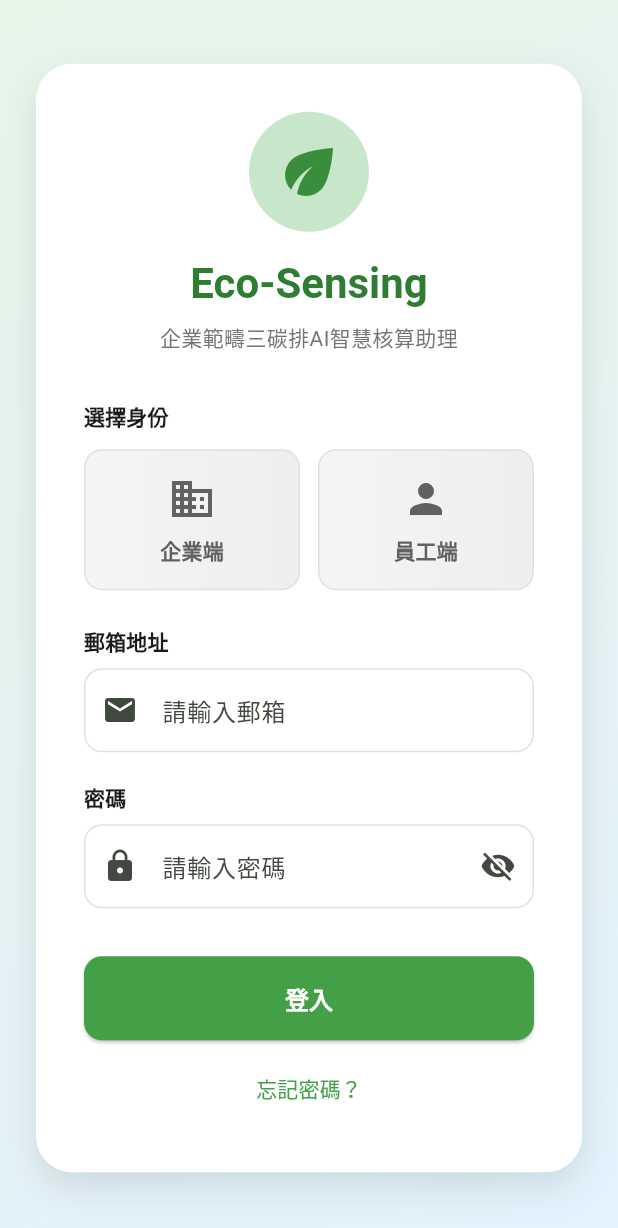
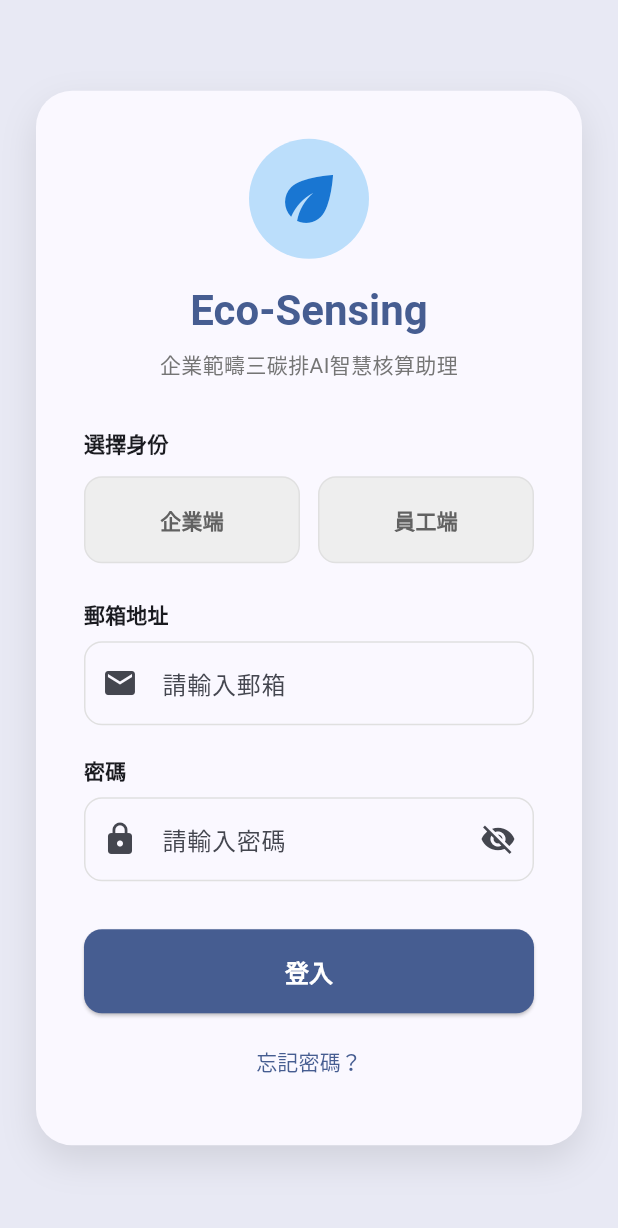
Before and after one commit to GuavaCode233/eco_sensing_app, a Flutter app: the screen it shows after launch, on a phone screen of 412 x 824 dp. Shown: the top 1228 px of the screen. Run offline on Flutter 3.47's test engine with Material 3 defaults, Android fonts, the phone set to English and light mode, and no system bars.

Commit message:
style: Changed the primary color theme

```diff
--- a/lib/main.dart
+++ b/lib/main.dart
@@ -11,10 +11,17 @@ class EcoSensingApp extends StatelessWidget {
   Widget build(BuildContext context) {
     return MaterialApp(
       title: 'Eco-Sensing 碳排AI智慧核算助理',
+      // 淺色主題
       theme: ThemeData( // colorScheme: 主題色彩 useMaterail3: 並啟用設計風格
-        colorScheme: ColorScheme.fromSeed(seedColor: Colors.green),
+        colorScheme: ColorScheme.fromSeed(seedColor: Color(0xFF5B8FF9)),
         useMaterial3: true,
       ),
+      // 深色主題
+      darkTheme: ThemeData(
+        colorScheme: ColorScheme.fromSeed(seedColor: Color(0xFF5B8FF9), brightness: Brightness.dark),
+        useMaterial3: true,
+      ),
+      themeMode: ThemeMode.light, // 跟隨系統主題
       home: const LoginPage(),
     );
   }
@@ -61,14 +68,7 @@ class _LoginPageState extends State<LoginPage> {
       body: Container(
         // 漸層背景
         decoration: BoxDecoration(
-          gradient: LinearGradient(
-            begin: Alignment.topLeft,
-            end: Alignment.bottomRight,
-            colors:[
-              Colors.green.shade50,
-              Colors.blue.shade50,
-            ],
-          ),
+          color: Theme.of(context).colorScheme.primary.withValues(alpha: 0.1),
         ),
         child: SafeArea(
           // Center 讓裡面的東西在整個螢幕中「垂直且水平置中」
@@ -82,7 +82,7 @@ class _LoginPageState extends State<LoginPage> {
                 // 使用 Card 或帶有陰影的 Container 來製作「浮動卡片」
                 child: Container(
                   decoration: BoxDecoration(
-                    color: Colors.white, // 卡片背景色
+                    color: Theme.of(context).colorScheme.surface, // 卡片背景色
                     borderRadius: BorderRadius.circular(24), // 卡片圓角
                     boxShadow:[
                       BoxShadow(
@@ -109,12 +109,12 @@ class _LoginPageState extends State<LoginPage> {
                               padding: const EdgeInsets.all(16),
                               decoration: BoxDecoration(
                                 shape: BoxShape.circle,
-                                color: Colors.green.shade100,
+                                color: Colors.blue.shade100,
                               ),
                               child: Icon(
                                 Icons.eco,
                                 size: 48,
-                                color: Colors.green.shade700,
+                                color: Colors.blue.shade700,
                               ),
                             ),
                             const SizedBox(height: 16),
@@ -122,7 +122,7 @@ class _LoginPageState extends State<LoginPage> {
                               'Eco-Sensing',
                               style: Theme.of(context).textTheme.headlineMedium?.copyWith(
                                     fontWeight: FontWeight.bold,
-                                    color: Colors.green.shade800,
+                                    color: Theme.of(context).colorScheme.primary,
                                   ),
                             ),
                             const SizedBox(height: 8),
@@ -151,7 +151,6 @@ class _LoginPageState extends State<LoginPage> {
                           Expanded(
                             child: _buildRoleButton(
                               role: '企業端',
-                              icon: Icons.business,
                               isSelected: _selectedRole == '企業端',
                               onTap: () => setState(() => _selectedRole = '企業端'),
                             ),
@@ -160,7 +159,6 @@ class _LoginPageState extends State<LoginPage> {
                           Expanded(
                             child: _buildRoleButton(
                               role: '員工端',
-                              icon: Icons.person,
                               isSelected: _selectedRole == '員工端',
                               onTap: () => setState(() => _selectedRole = '員工端'),
                             ),
@@ -190,7 +188,7 @@ class _LoginPageState extends State<LoginPage> {
                           ),
                           focusedBorder: OutlineInputBorder(
                             borderRadius: BorderRadius.circular(12),
-                            borderSide: BorderSide(color: Colors.green.shade600, width: 2),
+                            borderSide: BorderSide(color: Theme.of(context).colorScheme.primary, width: 2),
                           ),
                         ),
                       ),
@@ -221,7 +219,7 @@ class _LoginPageState extends State<LoginPage> {
                           ),
                           focusedBorder: OutlineInputBorder(
                             borderRadius: BorderRadius.circular(12),
-                            borderSide: BorderSide(color: Colors.green.shade600, width: 2),
+                            borderSide: BorderSide(color: Theme.of(context).colorScheme.primary, width: 2),
                           ),
                         ),
                       ),
@@ -231,7 +229,7 @@ class _LoginPageState extends State<LoginPage> {
                       ElevatedButton(
                         onPressed: _handleLogin,
                         style: ElevatedButton.styleFrom(
-                          backgroundColor: Colors.green.shade600,
+                          backgroundColor: Theme.of(context).colorScheme.primary,
                           foregroundColor: Colors.white,
                           padding: const EdgeInsets.symmetric(vertical: 16),
                           shape: RoundedRectangleBorder(borderRadius: BorderRadius.circular(12)),
@@ -253,7 +251,7 @@ class _LoginPageState extends State<LoginPage> {
                             const SnackBar(content: Text('忘記密碼功能待實現')),
                           );
                         },
-                        child: Text('忘記密碼？', style: TextStyle(color: Colors.green.shade600)),
+                        child: Text('忘記密碼？', style: TextStyle(color: Theme.of(context).colorScheme.primary)),
                       ),
                     ],
                   ),
@@ -268,31 +266,24 @@ class _LoginPageState extends State<LoginPage> {
 
   Widget _buildRoleButton({ // 角色選擇按鈕 (模組化)
     required String role,
-    required IconData icon,
     required bool isSelected,
     required VoidCallback onTap,
   }) {
     return GestureDetector(
       onTap: onTap,
       child: Container(
-        padding: const EdgeInsets.all(16),
+        padding: const EdgeInsets.symmetric(vertical: 18),
         decoration: BoxDecoration(
-          gradient: isSelected
-              ? LinearGradient(
-                  colors: [Colors.green.shade400, Colors.green.shade600],
-                )
-              : LinearGradient(
-                  colors: [Colors.grey.shade100, Colors.grey.shade200],
-                ),
+          color: isSelected ? Theme.of(context).colorScheme.primary : Colors.grey.shade200,
           borderRadius: BorderRadius.circular(12),
           border: Border.all(
-            color: isSelected ? Colors.green.shade700 : Colors.grey.shade300,
+            color: isSelected ? Theme.of(context).colorScheme.primary : Colors.grey.shade300,
             width: isSelected ? 2 : 1,
           ),
           boxShadow: isSelected
               ? [
                   BoxShadow(
-                    color: Colors.green.shade300,
+                    color: Theme.of(context).colorScheme.primary.withValues(alpha: 0.3),
                     blurRadius: 8,
                     offset: const Offset(0, 4),
                   ),
@@ -302,12 +293,6 @@ class _LoginPageState extends State<LoginPage> {
         child: Column(
           mainAxisAlignment: MainAxisAlignment.center,
           children: [
-            Icon(
-              icon,
-              size: 32,
-              color: isSelected ? Colors.white : Colors.grey.shade700,
-            ),
-            const SizedBox(height: 8),
             Text(
               role,
               style: TextStyle(
```
